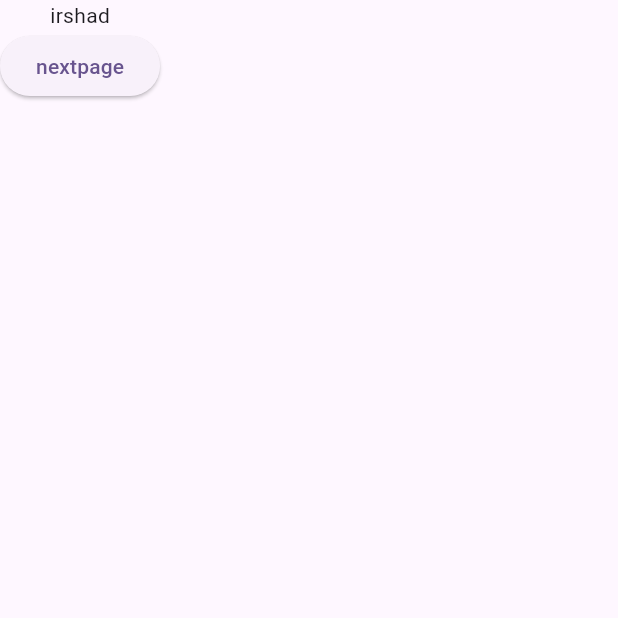
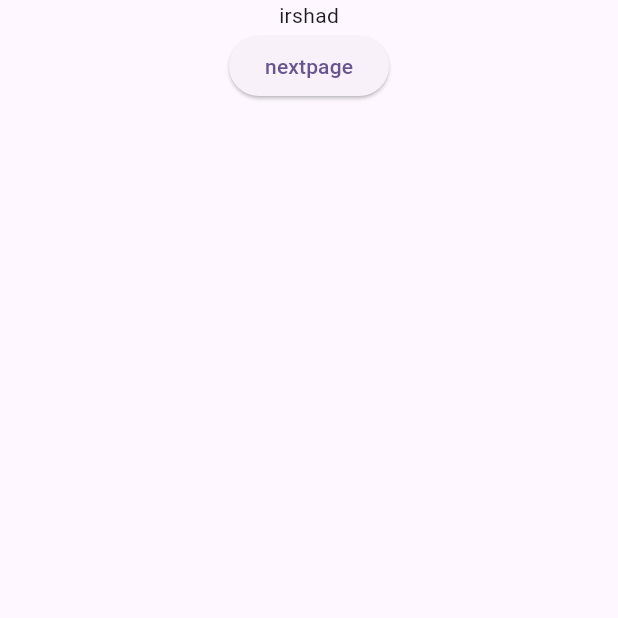
Before and after one commit to mohammedakbark/Git_Test, a Flutter app: the ScreenIrshad screen opened directly, on a phone screen of 412 x 824 dp, the top half of it. Run offline on Flutter 3.47's test engine with Material 2 defaults, Android fonts, the phone set to English and light mode, and no system bars; our stand-ins replace google_fonts.

Commit message:
irshad navigated to akbar

```diff
--- a/lib/akbar.dart
+++ b/lib/akbar.dart
@@ -14,7 +14,9 @@ class _AkbarPageState extends State<AkbarPage> {
       body: Column(mainAxisAlignment: MainAxisAlignment.center,
         children: [
      const     Text("akbar page"),
-          TextButton(onPressed: (){}, child:const Text("go to next page"))
+          TextButton(onPressed: (){
+
+          }, child:const Text("go to next page"))
         ],
       ),
     );
--- a/lib/irshad.dart
+++ b/lib/irshad.dart
@@ -1,4 +1,5 @@
 import 'package:flutter/material.dart';
+import 'package:gittest/akbar.dart';
 
 class ScreenIrshad extends StatelessWidget {
   const ScreenIrshad({super.key});
@@ -7,11 +8,15 @@ class ScreenIrshad extends StatelessWidget {
   Widget build(BuildContext context) {
     return Scaffold(
 
-      body: Column(
-        children: [
-          Text("irshad"),
-          ElevatedButton(onPressed: (){}, child: Text("nextpage"))
-        ],
+      body: Center(
+        child: Column(
+          children: [
+            Text("irshad"),
+            ElevatedButton(onPressed: (){
+              Navigator.push(context, MaterialPageRoute(builder: (context) => AkbarPage(),));
+            }, child: Text("nextpage"))
+          ],
+        ),
       ),
     );
   }
```
